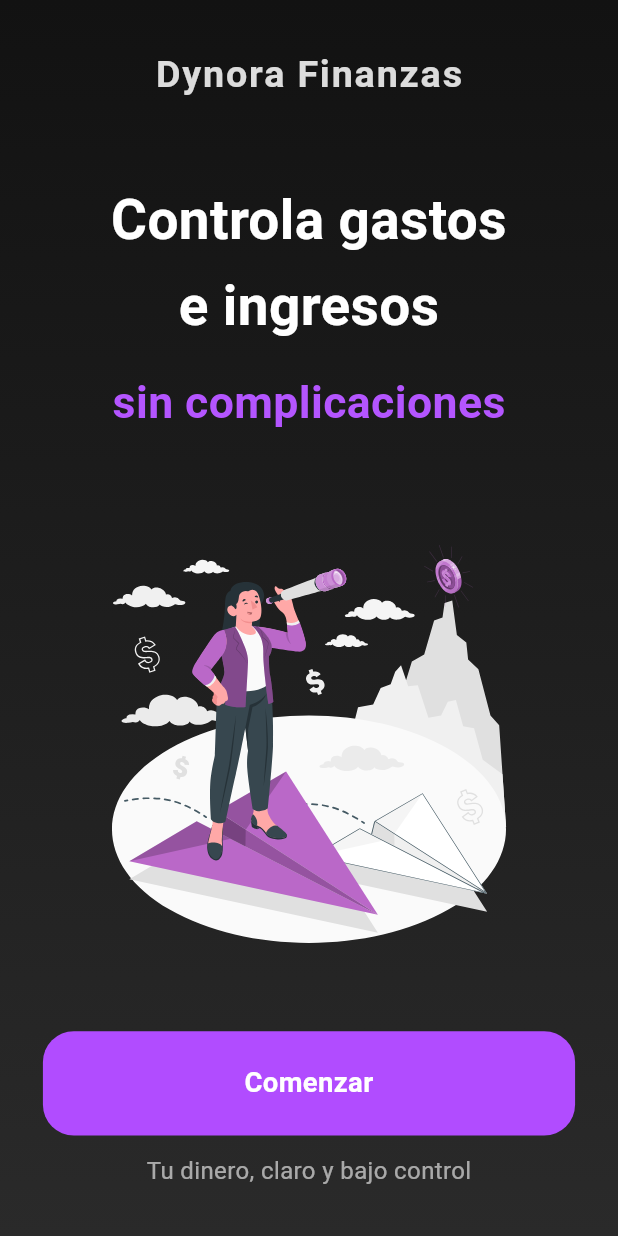
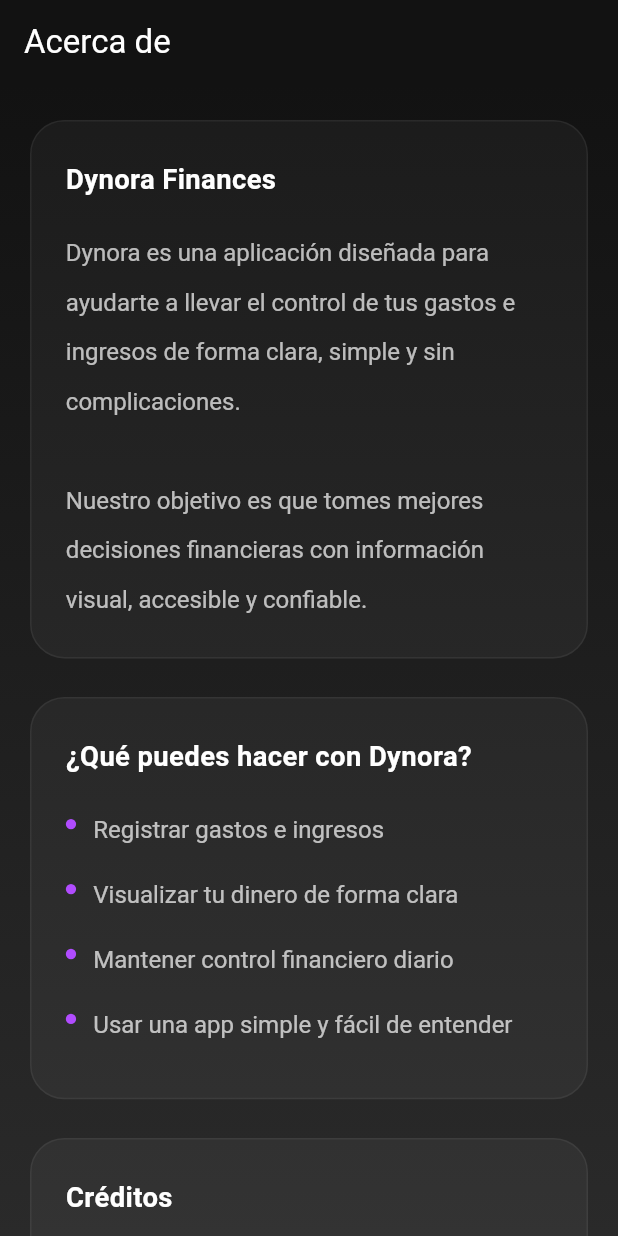
Before and after one commit to AlfonsoDiaz09/dynora_finance, a Flutter app: the screen it shows after launch, on a phone screen of 412 x 824 dp. Run offline on Flutter 3.47's test engine with Material 3 defaults, Android fonts, the phone set to English and light mode, and no system bars; our stand-ins replace flutter_bloc, flutter_screenutil, flutter_svg, get_it, go_router, logger.

Commit message:
feat: About page completed

```diff
--- /dev/null
+++ b/lib/ui/pages/about/about_page.dart
@@ -0,0 +1,19 @@
+import 'package:dynora_finance/ui/pages/about/widgets/body.dart';
+import 'package:flutter/material.dart';
+
+class AboutPage extends StatelessWidget {
+  const AboutPage({super.key});
+
+  @override
+  Widget build(BuildContext context) {
+    return Scaffold(
+      appBar: AppBar(
+        title: const Text("Acerca de", style: TextStyle(color: Colors.white)),
+        backgroundColor: const Color(0xFF121212),
+        shadowColor: const Color(0xFF121212),
+        elevation: 0,
+      ),
+      body: Body()
+    );
+  }
+}
--- /dev/null
+++ b/lib/ui/pages/about/widgets/body.dart
@@ -0,0 +1,45 @@
+import 'package:dynora_finance/ui/pages/about/widgets/description.dart';
+import 'package:dynora_finance/ui/pages/about/widgets/credits.dart';
+import 'package:dynora_finance/ui/pages/about/widgets/functionalities.dart';
+import 'package:dynora_finance/ui/pages/about/widgets/legal_information.dart';
+import 'package:dynora_finance/ui/pages/about/widgets/footer.dart';
+import 'package:flutter/material.dart';
+import 'package:flutter_screenutil/flutter_screenutil.dart';
+
+class Body extends StatelessWidget {
+  const Body({super.key});
+
+  @override
+  Widget build(BuildContext context) {
+    return Container(
+        decoration: BoxDecoration(
+          gradient: LinearGradient(
+            begin: Alignment.topCenter,
+            end: Alignment.bottomCenter,
+            colors: [
+              Color.fromRGBO(18, 18, 18, 1),
+              Color.fromRGBO(30, 30, 30, 1),
+              Color.fromRGBO(42, 42, 42, 1),
+            ],
+          ),
+        ),
+        child: SingleChildScrollView(
+          padding: EdgeInsets.fromLTRB(20, 24, 20, 32),
+          child: Column(
+            crossAxisAlignment: CrossAxisAlignment.stretch,
+            children: [
+              Description(),
+              SizedBox(height: 20.h),
+              Functionalities(),
+              SizedBox(height: 20.h),
+              Credits(),
+              SizedBox(height: 20.h),
+              LegalInformation(),
+              SizedBox(height: 28.h),
+              Footer(),
+            ],
+          ),
+        ),
+      );
+  }
+}
--- /dev/null
+++ b/lib/ui/pages/about/widgets/credits.dart
@@ -0,0 +1,14 @@
+import 'package:dynora_finance/ui/widgets/info_card.dart';
+import 'package:flutter/material.dart';
+
+class Credits extends StatelessWidget {
+  const Credits({super.key});
+
+  @override
+  Widget build(BuildContext context) {
+    return InfoCard(
+      title: "Créditos",
+      child: Text("Ilustraciones diseñadas por Freepik"),
+    );
+  }
+}
--- /dev/null
+++ b/lib/ui/pages/about/widgets/description.dart
@@ -0,0 +1,16 @@
+import 'package:dynora_finance/ui/widgets/info_card.dart';
+import 'package:flutter/material.dart';
+
+class Description extends StatelessWidget {
+  const Description({super.key});
+
+  @override
+  Widget build(BuildContext context) {
+    return InfoCard(
+      title: "Dynora Finances",
+      child: Text(
+        "Dynora es una aplicación diseñada para ayudarte a llevar el control de tus gastos e ingresos de forma clara, simple y sin complicaciones.\n\nNuestro objetivo es que tomes mejores decisiones financieras con información visual, accesible y confiable.",
+      ),
+    );
+  }
+}
--- /dev/null
+++ b/lib/ui/pages/about/widgets/footer.dart
@@ -0,0 +1,23 @@
+import 'package:flutter/material.dart';
+import 'package:flutter_screenutil/flutter_screenutil.dart';
+
+class Footer extends StatelessWidget {
+  const Footer({super.key});
+
+  @override
+  Widget build(BuildContext context) {
+    return Column(
+      children: [
+        Text(
+          "Versión 0.0.1",
+          style: TextStyle(fontSize: 12.sp, color: Colors.white38),
+        ),
+        SizedBox(height: 4.h),
+        Text(
+          "© 2026 Alfionyx · Desarrollado por Alfonso Díaz",
+          style: TextStyle(fontSize: 12.sp, color: Colors.white38),
+        ),
+      ],
+    );
+  }
+}
--- /dev/null
+++ b/lib/ui/pages/about/widgets/functionalities.dart
@@ -0,0 +1,23 @@
+import 'package:dynora_finance/ui/widgets/bullet.dart';
+import 'package:dynora_finance/ui/widgets/info_card.dart';
+import 'package:flutter/material.dart';
+
+class Functionalities extends StatelessWidget {
+  const Functionalities({super.key});
+
+  @override
+  Widget build(BuildContext context) {
+    return InfoCard(
+      title: "¿Qué puedes hacer con Dynora?",
+      child: Column(
+        crossAxisAlignment: CrossAxisAlignment.start,
+        children: [
+          Bullet(text: "Registrar gastos e ingresos"),
+          Bullet(text: "Visualizar tu dinero de forma clara"),
+          Bullet(text: "Mantener control financiero diario"),
+          Bullet(text: "Usar una app simple y fácil de entender"),
+        ],
+      ),
+    );
+  }
+}
--- /dev/null
+++ b/lib/ui/pages/about/widgets/legal_information.dart
@@ -0,0 +1,16 @@
+import 'package:dynora_finance/ui/widgets/info_card.dart';
+import 'package:flutter/material.dart';
+
+class LegalInformation extends StatelessWidget {
+  const LegalInformation({super.key});
+
+  @override
+  Widget build(BuildContext context) {
+    return InfoCard(
+      title: "Aviso legal",
+      child: Text(
+        "Dynora no proporciona asesoría financiera. La información mostrada es únicamente de carácter informativo.",
+      ),
+    );
+  }
+}
--- a/lib/ui/router/router.dart
+++ b/lib/ui/router/router.dart
@@ -1,12 +1,14 @@
 import 'package:dynora_finance/ui/bloc/navigation/navigation_bloc.dart';
+import 'package:dynora_finance/ui/pages/about/about_page.dart';
 import 'package:dynora_finance/ui/pages/splash/splash_page.dart';
 import 'package:flutter/material.dart';
 import 'package:go_router/go_router.dart';
 
-final GlobalKey<NavigatorState>navigatorKey = GlobalKey();
+final GlobalKey<NavigatorState> navigatorKey = GlobalKey();
 
 abstract class AppRoutes {
   static const splash = '/splash';
+  static const about = '/about';
 }
 
 abstract class LoaderIds {
@@ -16,14 +18,19 @@
 GoRouter createRouter(NavigationBloc navigationBloc) {
   final GoRouter router = GoRouter(
     navigatorKey: navigatorKey,
-    initialLocation: AppRoutes.splash,
+    initialLocation: AppRoutes.about,
     routes: [
       GoRoute(
         path: AppRoutes.splash,
         name: AppRoutes.splash,
         builder: (_, __) => SplashPage(),
       ),
-    ]
+      GoRoute(
+        path: AppRoutes.about,
+        name: AppRoutes.about,
+        builder: (_, __) => AboutPage(),
+      ),
+    ],
   );
 
   router.routerDelegate.addListener(() {
--- /dev/null
+++ b/lib/ui/widgets/bullet.dart
@@ -0,0 +1,31 @@
+import 'package:flutter/material.dart';
+import 'package:flutter_screenutil/flutter_screenutil.dart';
+
+class Bullet extends StatelessWidget {
+  const Bullet({super.key, required this.text});
+
+  final String text;
+
+  @override
+  Widget build(BuildContext context) {
+    return Padding(
+      padding: EdgeInsets.only(bottom: 8.h),
+      child: Row(
+        children: [
+          Container(
+            width: 6.w,
+            height: 6.h,
+            margin: EdgeInsets.only(right: 10.w),
+            decoration: BoxDecoration(
+              color: Color(0xFFB14CFF),
+              shape: BoxShape.circle,
+            ),
+          ),
+          Expanded(
+            child: Text(text, style: TextStyle(color: Colors.white70)),
+          ),
+        ],
+      ),
+    );
+  }
+}
--- /dev/null
+++ b/lib/ui/widgets/info_card.dart
@@ -0,0 +1,43 @@
+import 'package:flutter/material.dart';
+import 'package:flutter_screenutil/flutter_screenutil.dart';
+
+class InfoCard extends StatelessWidget {
+  const InfoCard({super.key, required this.title, required this.child});
+
+  final String title;
+  final Widget child;
+
+  @override
+  Widget build(BuildContext context) {
+    return Container(
+      padding: EdgeInsets.symmetric(horizontal: 20.w, vertical: 20.h),
+      decoration: BoxDecoration(
+        color: Colors.white.withValues(alpha: 0.04),
+        borderRadius: BorderRadius.circular(20.r),
+        border: Border.all(color: Colors.white.withValues(alpha: 0.06)),
+      ),
+      child: Column(
+        crossAxisAlignment: CrossAxisAlignment.start,
+        children: [
+          Text(
+            title,
+            style: TextStyle(
+              fontSize: 16.sp,
+              fontWeight: FontWeight.w600,
+              color: Colors.white,
+            ),
+          ),
+          SizedBox(height: 12.h),
+          DefaultTextStyle(
+            style: TextStyle(
+              fontSize: 14.sp,
+              height: 1.6.h,
+              color: Colors.white70,
+            ),
+            child: child,
+          ),
+        ],
+      ),
+    );
+  }
+}
```
